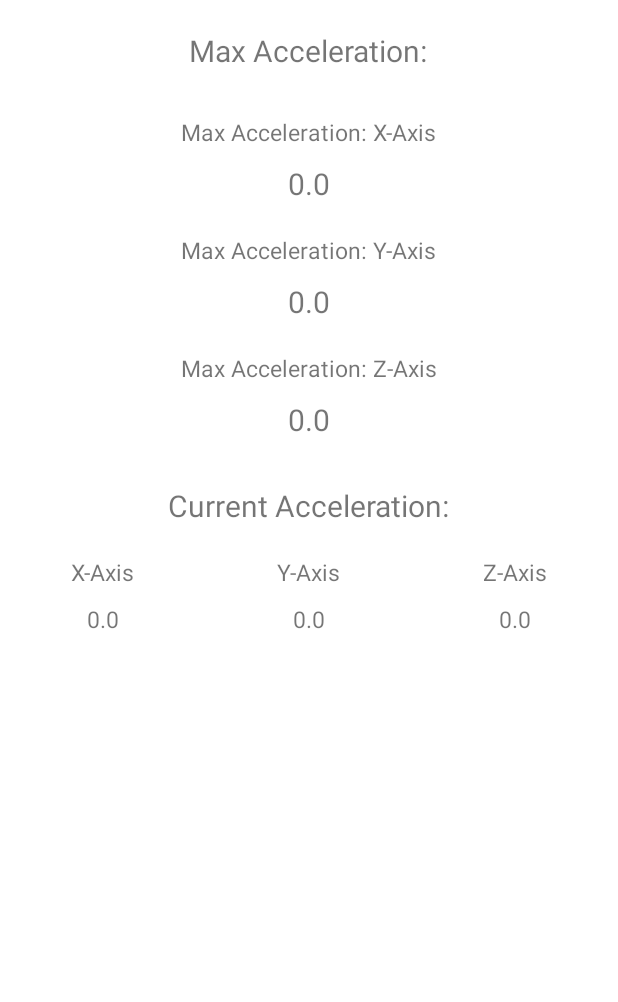
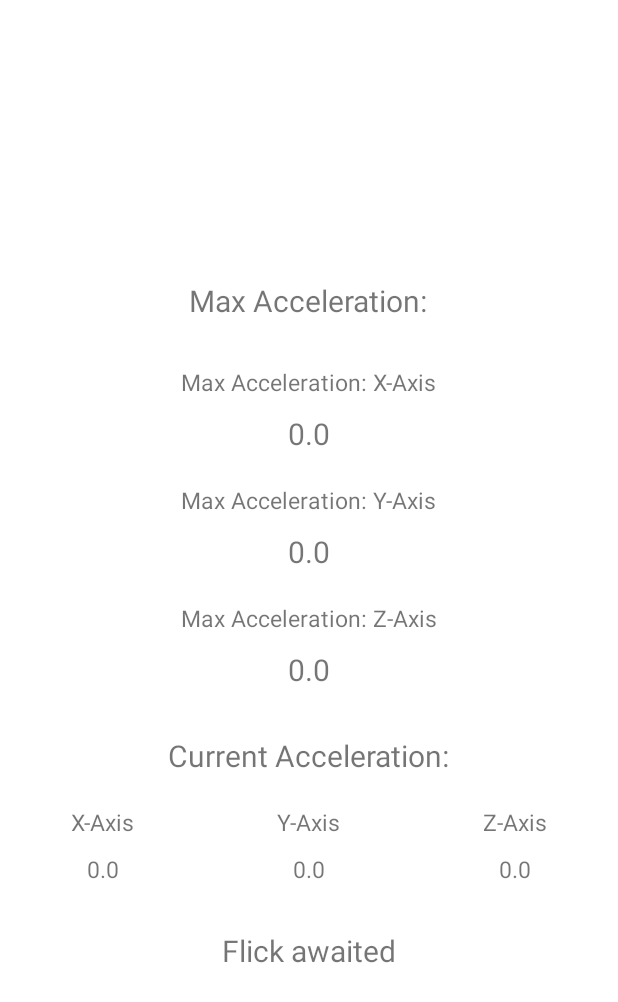
Before and after one commit to mayanksingh2298/shake-to-switch, an Android app: the screen it shows after launch (MainActivity), on a phone screen of 412 x 824 dp. Shown: the top 1002 px of the screen. Run offline under Robolectric (Android 15) with nearby library versions, the phone set to English and light mode, and no system bars.

Commit message:
App now detects light flicks and display actions

```diff
--- a/MyApplication/app/src/main/res/layout/activity_main.xml
+++ b/MyApplication/app/src/main/res/layout/activity_main.xml
@@ -78,10 +78,10 @@
 
     <LinearLayout
         android:layout_width="match_parent"
-        android:layout_height="match_parent"
+        android:layout_height="wrap_content"
         android:background="#ffffff"
         android:gravity="center|top"
-        android:orientation="horizontal" >
+        android:orientation="horizontal">
 
         <LinearLayout
             android:layout_width="0dp"
@@ -89,7 +89,7 @@
             android:layout_weight="0.33"
             android:background="#ffffff"
             android:gravity="center"
-            android:orientation="vertical" >
+            android:orientation="vertical">
 
             <TextView
                 android:layout_width="wrap_content"
@@ -115,7 +115,7 @@
             android:layout_weight="0.33"
             android:background="#ffffff"
             android:gravity="center"
-            android:orientation="vertical" >
+            android:orientation="vertical">
 
             <TextView
                 android:layout_width="wrap_content"
@@ -141,7 +141,7 @@
             android:layout_weight="0.33"
             android:background="#ffffff"
             android:gravity="center"
-            android:orientation="vertical" >
+            android:orientation="vertical">
 
             <TextView
                 android:layout_width="wrap_content"
@@ -162,4 +162,14 @@
         </LinearLayout>
     </LinearLayout>
 
+    <TextView
+        android:id="@+id/action"
+        android:layout_width="wrap_content"
+        android:layout_height="wrap_content"
+        android:layout_gravity="center"
+        android:layout_marginBottom="10dp"
+        android:layout_marginTop="30dp"
+        android:text="Flick awaited"
+        android:textSize="20dp" />
+
 </LinearLayout>
```
Also changed, not shown: MyApplication/app/src/main/java/com/shouryaaggarwal/hp/androidaccelerometerexample/MainActivity.java (+33 -9 lines).
